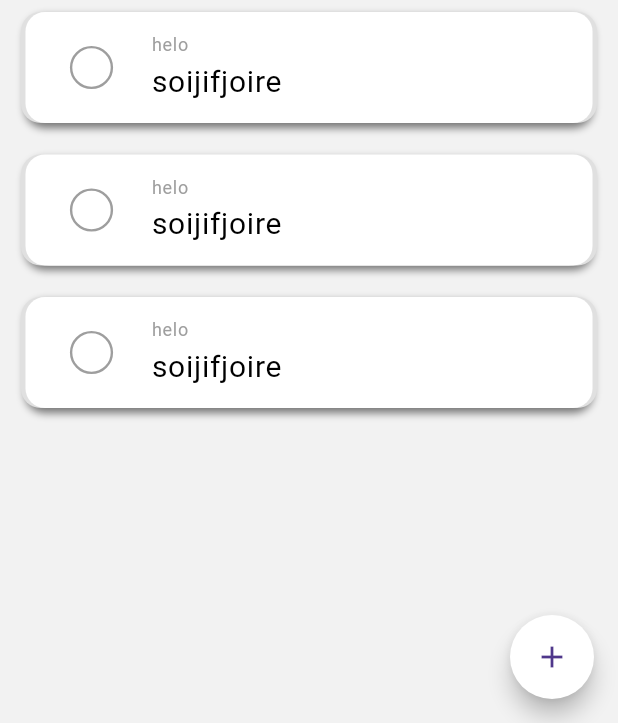
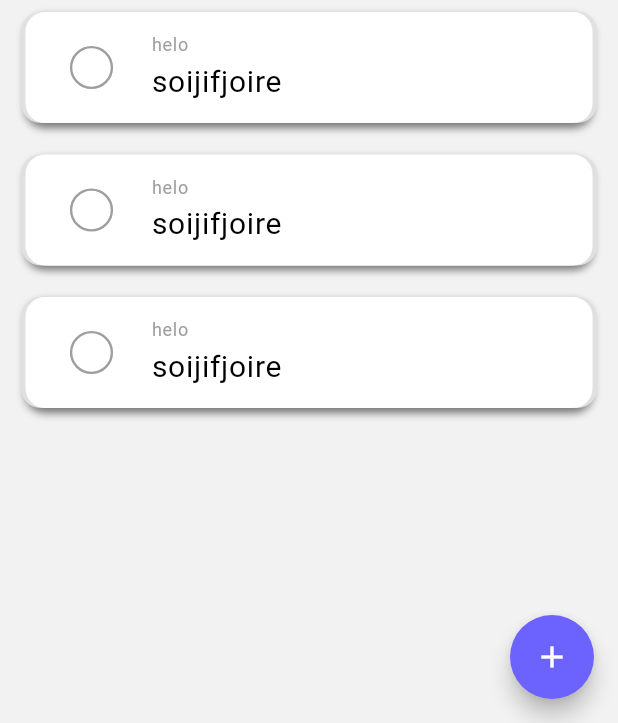
Before and after one commit to AYOPELUMI/Tasksify-App, a Flutter app: the ToDoHome screen opened directly, on a phone screen of 412 x 824 dp, the part 513-1236 px from its top. Run offline on Flutter 3.47's test engine with Material 3 defaults, Android fonts, the phone set to English and light mode, and no system bars; drawn by our look-alikes of flutter_slidable, flutter_speed_dial; our stand-ins replace get.

Commit message:
finalised the UI

```diff
--- a/lib/Widget/homeFloatingButtons.dart
+++ b/lib/Widget/homeFloatingButtons.dart
@@ -17,11 +17,12 @@ class HomeFloatingButtons extends StatelessWidget {
           icon: Icons.add,
           activeIcon: Icons.close,
           spacing: 3,
-          backgroundColor: Colors.white,
+          spaceBetweenChildren: 4,
+          backgroundColor: primaryColor,
+          foregroundColor: Colors.white,
           visible: true,
-           childPadding: const EdgeInsets.all(5),
+           childPadding: const EdgeInsets.all(1),
           curve: Curves.bounceInOut,
-           childrenButtonSize:  const Size(56.0, 56.0),
            shape:StadiumBorder(),
           children: [
                 // FAB 1
```
